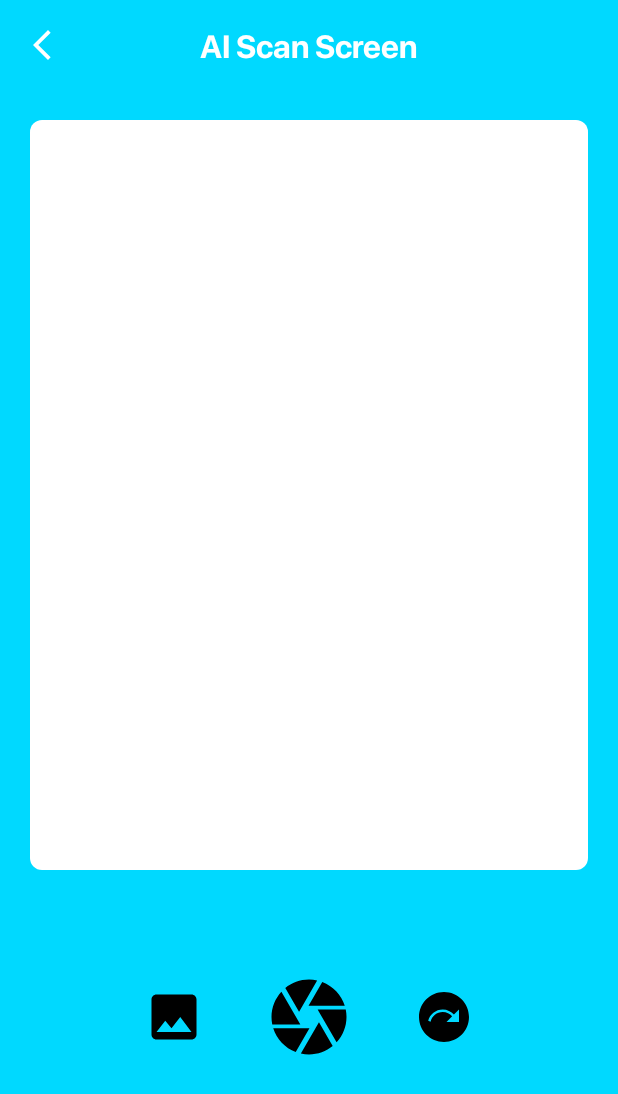
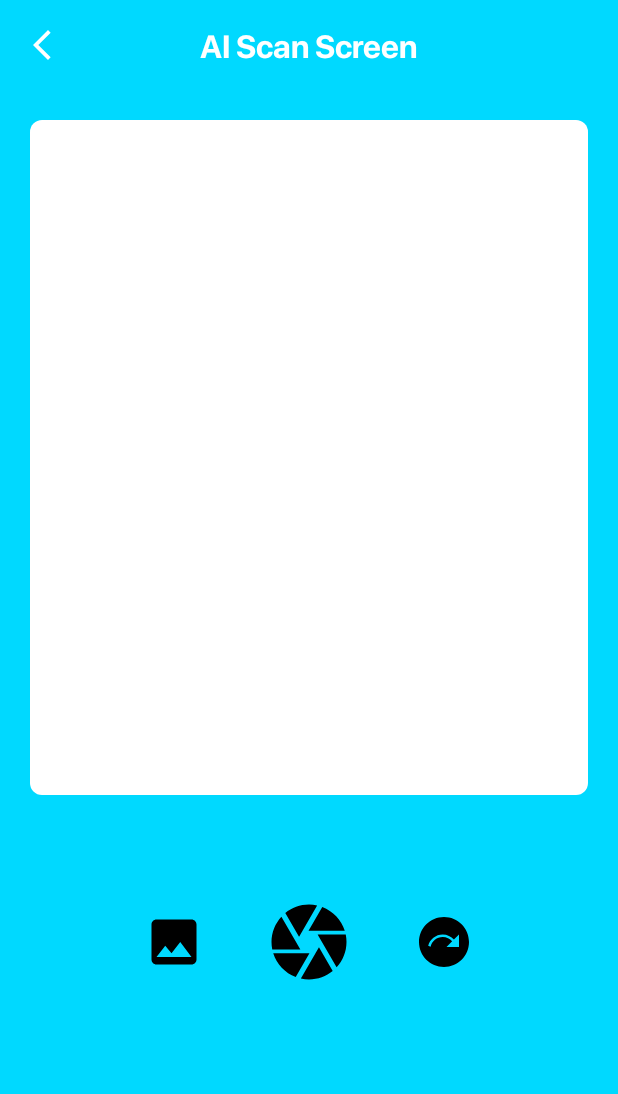
Before and after one commit to hmzi67/Tinny-Genius, an Android app: the AiScan screen opened directly, with no data from a screen before it, on a phone screen of 412 x 824 dp. Shown: the top 1094 px of the screen. Run offline under Robolectric (Android 15) with nearby library versions, the phone set to English and light mode, and no system bars; libraries missing offline, so code that uses them is left out: com.google.ai.client, org.checkerframework.checker.

Commit message:
Hamza: AI Scan UI updated

```diff
--- a/app/src/main/res/layout/activity_ai_scan.xml
+++ b/app/src/main/res/layout/activity_ai_scan.xml
@@ -46,7 +46,7 @@
             <ImageView
                 android:id="@+id/userSelectedImage"
                 android:layout_width="match_parent"
-                android:layout_height="wrap_content"
+                android:layout_height="450dp"
                 android:cropToPadding="true"
                 android:layout_centerHorizontal="true"
                 android:layout_marginHorizontal="20dp"
```
